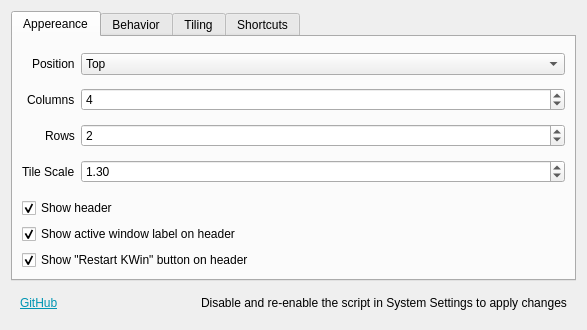
This is package/contents/ui/config.ui in qewer33/Exquisite as Qt 5 draws it before an edit. The edited form follows.
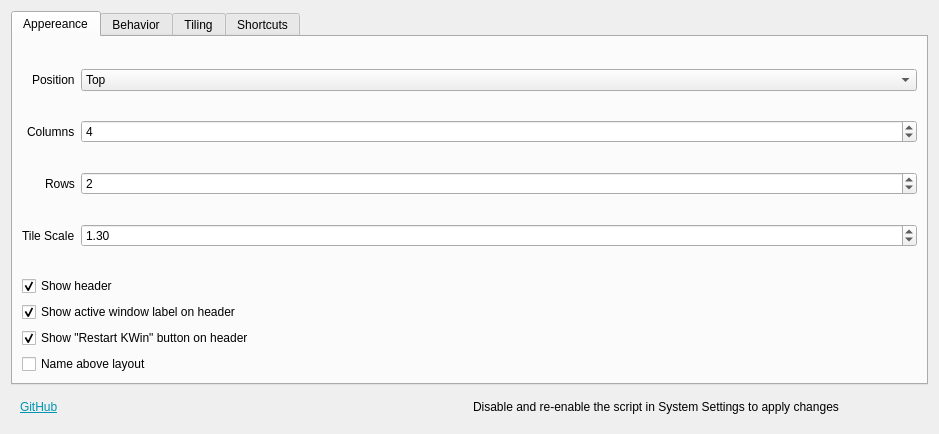
This is the edited form. Icons and pictures are not drawn.

Commit message:
Use PlasmaComponents.Label for the name.
This is almost exactly qewer33's suggested change, except with a
configuration setting for those of us who like the name on top instead.

The edit to the form file:
```diff
--- a/package/contents/ui/config.ui
+++ b/package/contents/ui/config.ui
@@ -6,8 +6,8 @@
    <rect>
     <x>0</x>
     <y>0</y>
-    <width>587</width>
-    <height>330</height>
+    <width>939</width>
+    <height>434</height>
    </rect>
   </property>
   <property name="sizePolicy">
@@ -228,6 +228,13 @@
          </property>
         </widget>
        </item>
+       <item>
+        <widget class="QCheckBox" name="kcfg_nameAbove">
+         <property name="text">
+          <string>Name above layout</string>
+         </property>
+        </widget>
+       </item>
       </layout>
      </widget>
      <widget class="QWidget" name="tab_2">
```
The commit also changes 2 other files.
